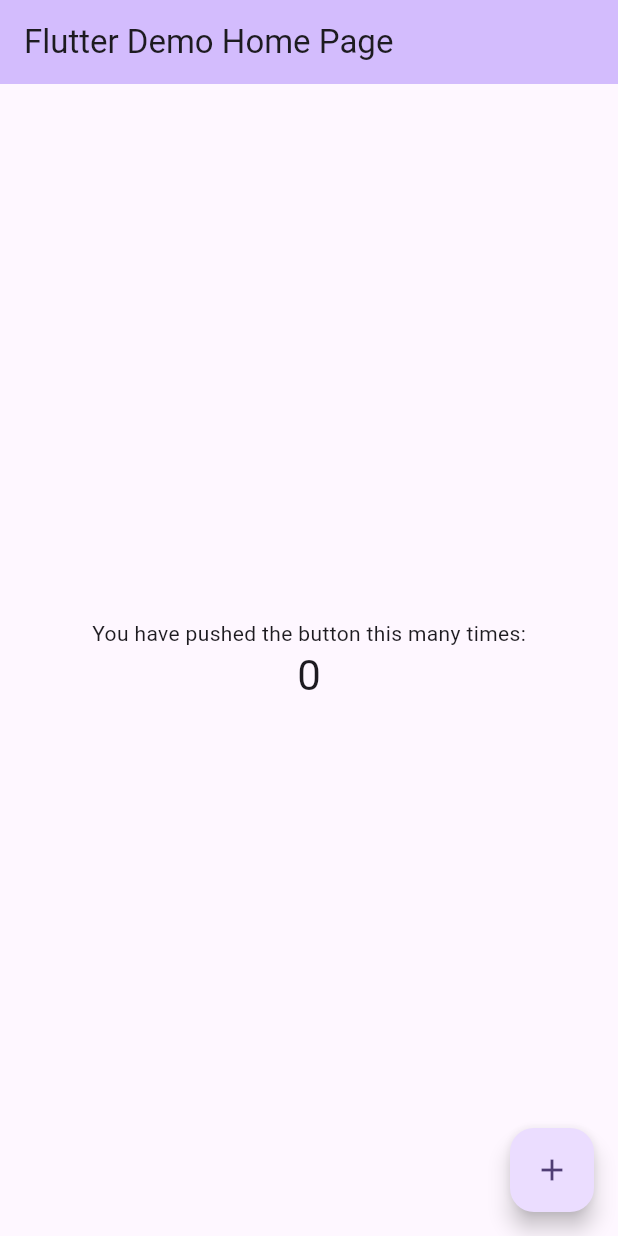
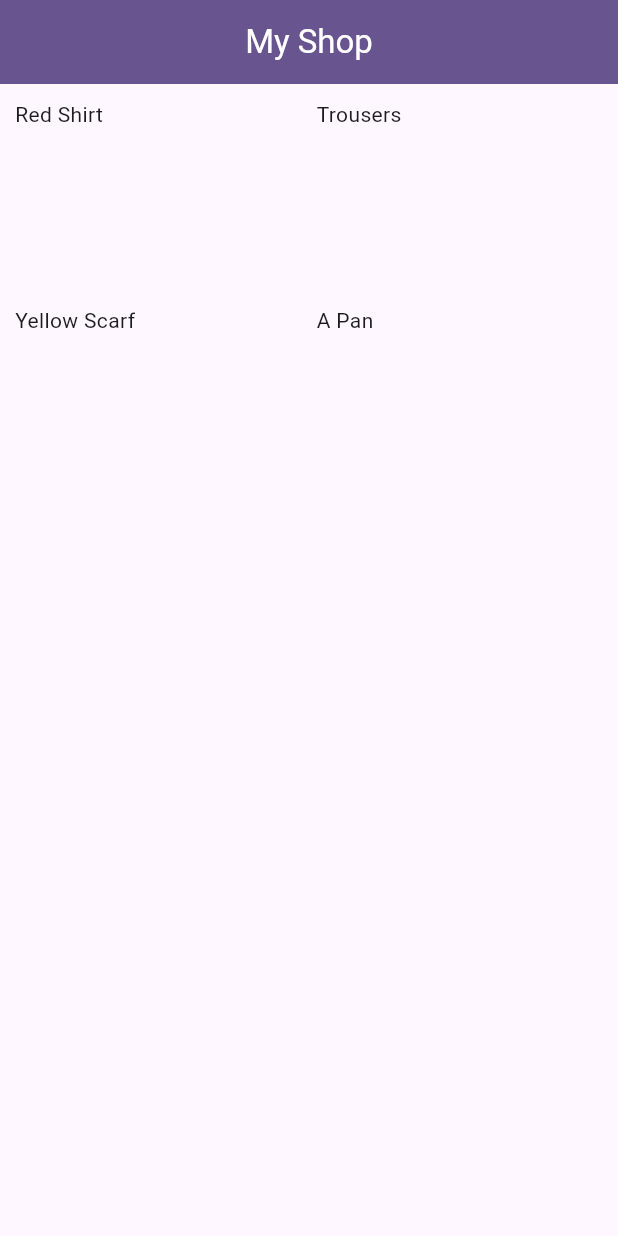
Before and after one commit to TiagoLemosNeitzke/shop, a Flutter app: the screen it shows after launch, on a phone screen of 412 x 824 dp. Run offline on Flutter 3.47's test engine with Material 3 defaults, Android fonts, the phone set to English and light mode, and no system bars.

Commit message:
construct home page

```diff
--- /dev/null
+++ b/lib/data/dummy_data.dart
@@ -0,0 +1,35 @@
+import '../models/product.dart';
+
+final dummyProducts = [
+  Product(
+    id: 'p1',
+    title: 'Red Shirt',
+    description: 'A red shirt - it is pretty red!',
+    price: 29.99,
+    imageUrl:
+        'https://cdn.pixabay.com/photo/2016/10/02/22/17/red-t-shirt-1710578_1280.jpg',
+  ),
+  Product(
+    id: 'p2',
+    title: 'Trousers',
+    description: 'A nice pair of trousers.',
+    price: 59.99,
+    imageUrl:
+        'https://upload.wikimedia.org/wikipedia/commons/thumb/e/e8/Trousers%2C_dress_%28AM_1960.022-8%29.jpg/512px-Trousers%2C_dress_%28AM_1960.022-8%29.jpg',
+  ),
+  Product(
+    id: 'p3',
+    title: 'Yellow Scarf',
+    description: 'Warm and cozy - exactly what you need for the winter.',
+    price: 19.99,
+    imageUrl: 'https://live.staticflickr.com/4043/4438260868_cc79b3369d_z.jpg',
+  ),
+  Product(
+    id: 'p4',
+    title: 'A Pan',
+    description: 'Prepare any meal you want.',
+    price: 49.99,
+    imageUrl:
+        'https://upload.wikimedia.org/wikipedia/commons/thumb/1/14/Cast-Iron-Pan.jpg/1024px-Cast-Iron-Pan.jpg',
+  ),
+];
--- a/lib/main.dart
+++ b/lib/main.dart
@@ -1,4 +1,5 @@
 import 'package:flutter/material.dart';
+import 'package:shop/pages/products_overview_page.dart';
 
 void main() {
   runApp(const MyApp());
@@ -13,113 +14,11 @@ class MyApp extends StatelessWidget {
     return MaterialApp(
       title: 'Flutter Demo',
       theme: ThemeData(
-        // This is the theme of your application.
-        //
-        // TRY THIS: Try running your application with "flutter run". You'll see
-        // the application has a purple toolbar. Then, without quitting the app,
-        // try changing the seedColor in the colorScheme below to Colors.green
-        // and then invoke "hot reload" (save your changes or press the "hot
-        // reload" button in a Flutter-supported IDE, or press "r" if you used
-        // the command line to start the app).
-        //
-        // Notice that the counter didn't reset back to zero; the application
-        // state is not lost during the reload. To reset the state, use hot
-        // restart instead.
-        //
-        // This works for code too, not just values: Most code changes can be
-        // tested with just a hot reload.
         colorScheme: ColorScheme.fromSeed(seedColor: Colors.deepPurple),
         useMaterial3: true,
       ),
-      home: const MyHomePage(title: 'Flutter Demo Home Page'),
+      home: ProductsOverviewPage(),
+      debugShowCheckedModeBanner: false, //remove o debug banner
     );
   }
 }
-
-class MyHomePage extends StatefulWidget {
-  const MyHomePage({super.key, required this.title});
-
-  // This widget is the home page of your application. It is stateful, meaning
-  // that it has a State object (defined below) that contains fields that affect
-  // how it looks.
-
-  // This class is the configuration for the state. It holds the values (in this
-  // case the title) provided by the parent (in this case the App widget) and
-  // used by the build method of the State. Fields in a Widget subclass are
-  // always marked "final".
-
-  final String title;
-
-  @override
-  State<MyHomePage> createState() => _MyHomePageState();
-}
-
-class _MyHomePageState extends State<MyHomePage> {
-  int _counter = 0;
-
-  void _incrementCounter() {
-    setState(() {
-      // This call to setState tells the Flutter framework that something has
-      // changed in this State, which causes it to rerun the build method below
-      // so that the display can reflect the updated values. If we changed
-      // _counter without calling setState(), then the build method would not be
-      // called again, and so nothing would appear to happen.
-      _counter++;
-    });
-  }
-
-  @override
-  Widget build(BuildContext context) {
-    // This method is rerun every time setState is called, for instance as done
-    // by the _incrementCounter method above.
-    //
-    // The Flutter framework has been optimized to make rerunning build methods
-    // fast, so that you can just rebuild anything that needs updating rather
-    // than having to individually change instances of widgets.
-    return Scaffold(
-      appBar: AppBar(
-        // TRY THIS: Try changing the color here to a specific color (to
-        // Colors.amber, perhaps?) and trigger a hot reload to see the AppBar
-        // change color while the other colors stay the same.
-        backgroundColor: Theme.of(context).colorScheme.inversePrimary,
-        // Here we take the value from the MyHomePage object that was created by
-        // the App.build method, and use it to set our appbar title.
-        title: Text(widget.title),
-      ),
-      body: Center(
-        // Center is a layout widget. It takes a single child and positions it
-        // in the middle of the parent.
-        child: Column(
-          // Column is also a layout widget. It takes a list of children and
-          // arranges them vertically. By default, it sizes itself to fit its
-          // children horizontally, and tries to be as tall as its parent.
-          //
-          // Column has various properties to control how it sizes itself and
-          // how it positions its children. Here we use mainAxisAlignment to
-          // center the children vertically; the main axis here is the vertical
-          // axis because Columns are vertical (the cross axis would be
-          // horizontal).
-          //
-          // TRY THIS: Invoke "debug painting" (choose the "Toggle Debug Paint"
-          // action in the IDE, or press "p" in the console), to see the
-          // wireframe for each widget.
-          mainAxisAlignment: MainAxisAlignment.center,
-          children: <Widget>[
-            const Text(
-              'You have pushed the button this many times:',
-            ),
-            Text(
-              '$_counter',
-              style: Theme.of(context).textTheme.headlineMedium,
-            ),
-          ],
-        ),
-      ),
-      floatingActionButton: FloatingActionButton(
-        onPressed: _incrementCounter,
-        tooltip: 'Increment',
-        child: const Icon(Icons.add),
-      ), // This trailing comma makes auto-formatting nicer for build methods.
-    );
-  }
-}
--- /dev/null
+++ b/lib/pages/products_overview_page.dart
@@ -0,0 +1,36 @@
+import 'package:flutter/material.dart';
+import 'package:shop/data/dummy_data.dart';
+
+import '../models/product.dart';
+
+class ProductsOverviewPage extends StatelessWidget {
+  final List<Product> loadedProducts = dummyProducts;
+
+  ProductsOverviewPage({super.key});
+
+  @override
+  Widget build(BuildContext context) {
+    return Scaffold(
+      appBar: AppBar(
+        centerTitle: true,
+        backgroundColor: Theme.of(context).colorScheme.primary,
+        title: const Text(style: TextStyle(color: Colors.white), 'My Shop'),
+      ),
+      body: Padding(
+        padding: const EdgeInsets.all(10),
+        child: GridView.builder(
+          itemCount: loadedProducts.length,
+          itemBuilder: (ctx, i) => Text(
+            loadedProducts[i].title,
+          ),
+          gridDelegate: const SliverGridDelegateWithFixedCrossAxisCount(
+            crossAxisCount: 2,
+            childAspectRatio: 3 / 2,
+            crossAxisSpacing: 10,
+            mainAxisSpacing: 10,
+          ),
+        ),
+      ),
+    );
+  }
+}
--- a/produtos.txt
+++ /dev/null
@@ -1,34 +0,0 @@
-[
-    Product(
-      id: 'p1',
-      title: 'Red Shirt',
-      description: 'A red shirt - it is pretty red!',
-      price: 29.99,
-      imageUrl:
-          'https://cdn.pixabay.com/photo/2016/10/02/22/17/red-t-shirt-1710578_1280.jpg',
-    ),
-    Product(
-      id: 'p2',
-      title: 'Trousers',
-      description: 'A nice pair of trousers.',
-      price: 59.99,
-      imageUrl:
-          'https://upload.wikimedia.org/wikipedia/commons/thumb/e/e8/Trousers%2C_dress_%28AM_1960.022-8%29.jpg/512px-Trousers%2C_dress_%28AM_1960.022-8%29.jpg',
-    ),
-    Product(
-      id: 'p3',
-      title: 'Yellow Scarf',
-      description: 'Warm and cozy - exactly what you need for the winter.',
-      price: 19.99,
-      imageUrl:
-          'https://live.staticflickr.com/4043/4438260868_cc79b3369d_z.jpg',
-    ),
-    Product(
-      id: 'p4',
-      title: 'A Pan',
-      description: 'Prepare any meal you want.',
-      price: 49.99,
-      imageUrl:
-          'https://upload.wikimedia.org/wikipedia/commons/thumb/1/14/Cast-Iron-Pan.jpg/1024px-Cast-Iron-Pan.jpg',
-    ),
-  ]
```
